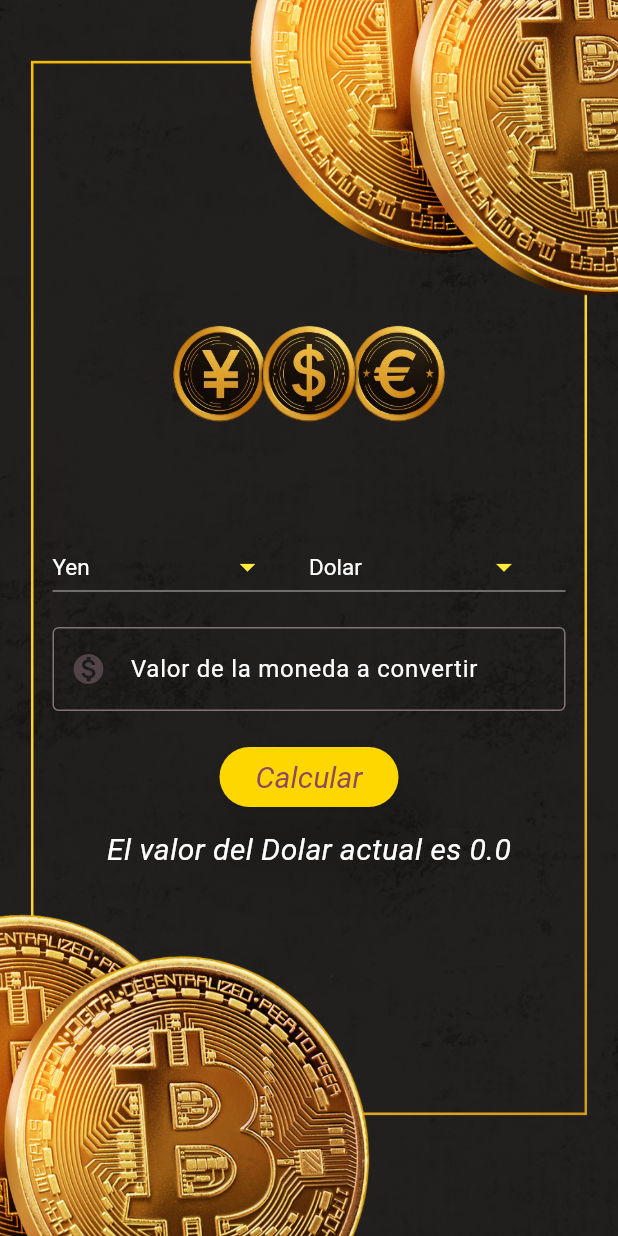
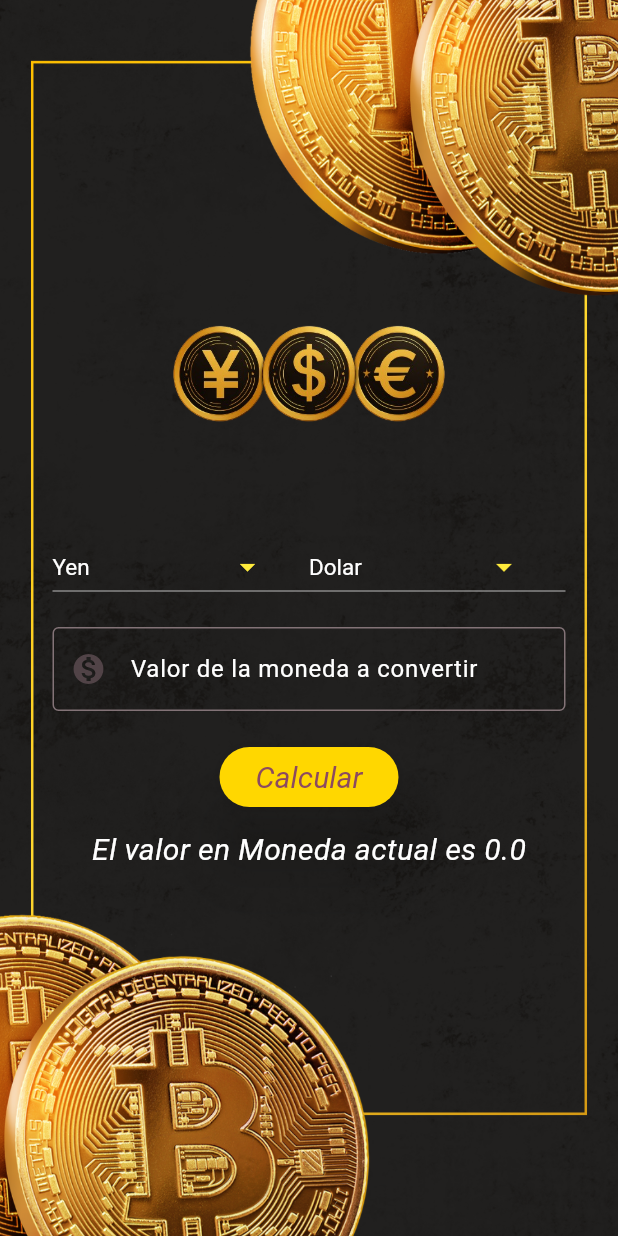
Before and after one commit to JuanCarlosMedinaMorales/cashmorph, a Flutter app: the screen it shows after launch, after a tap on "Iniciar", on a phone screen of 412 x 824 dp. Run offline on Flutter 3.47's test engine with Material 3 defaults, Android fonts, the phone set to English and light mode, and no system bars; missing offline and left inert: dart:ffi.

Commit message:
21 de abril, Aplicacion completa

```diff
--- a/lib/pages/money_converter.dart
+++ b/lib/pages/money_converter.dart
@@ -15,6 +15,7 @@ class _MoneyConverterState extends State<MoneyConverter> {
   double ValorTotal = 0.0;
   String _opcion1 = 'Yen';
   String _opcion2 = 'Dolar';
+  String _moneda = "Moneda";
   final _numero1 = TextEditingController();
 
 
@@ -128,7 +129,7 @@ class _MoneyConverterState extends State<MoneyConverter> {
                       ),
                       SizedBox(height: 10,),
                       Text(
-                        "El valor del $_opcion2 actual es $ValorTotal",
+                        "El valor en $_moneda actual es $ValorTotal",
                         style: const TextStyle(
                             fontSize: 20,
                             fontStyle: FontStyle.italic,
@@ -163,6 +164,7 @@ class _MoneyConverterState extends State<MoneyConverter> {
     }
   }
   double _onConverterButtonClicked(){
+    _moneda=_opcion2;
     if(_opcion1=="Peso Colombiano" && _opcion2=="Dolar"){
       setState(() {
         ValorTotal= double.parse(_numero1.text) / 4309.76;
--- a/lib/pages/sign_in_page.dart
+++ b/lib/pages/sign_in_page.dart
@@ -28,8 +28,8 @@ class _SignInPageState extends State<SignInPage> {
                 children: [
                   const Image(
                     image: AssetImage("assets/images/Mon.png"),
-                    width: 300,
-                    height: 300,
+                    width: 200,
+                    height: 200,
                   ), // Logo
                   const SizedBox(height: 32),
                   ElevatedButton(
--- a/lib/pages/splash_page.dart
+++ b/lib/pages/splash_page.dart
@@ -21,15 +21,15 @@ class _SplashPageState extends State<SplashPage> {
         children: [
           Positioned.fill(//imagen de fondo
               child: Image.asset(
-                  'assets/images/Carga.png',
+                  'assets/images/FM.png',
                   fit: BoxFit.cover, //para ajustar la imagen
               ),
           ),
           Center(
             child: Image(
-              image: AssetImage("assets/images/Mon.png"),
-              width: 200,
-              height: 200,
+              image: AssetImage("assets/images/Carga.png"),
+              width: 300,
+              height: 300,
             ),
           ),
         ],
```
